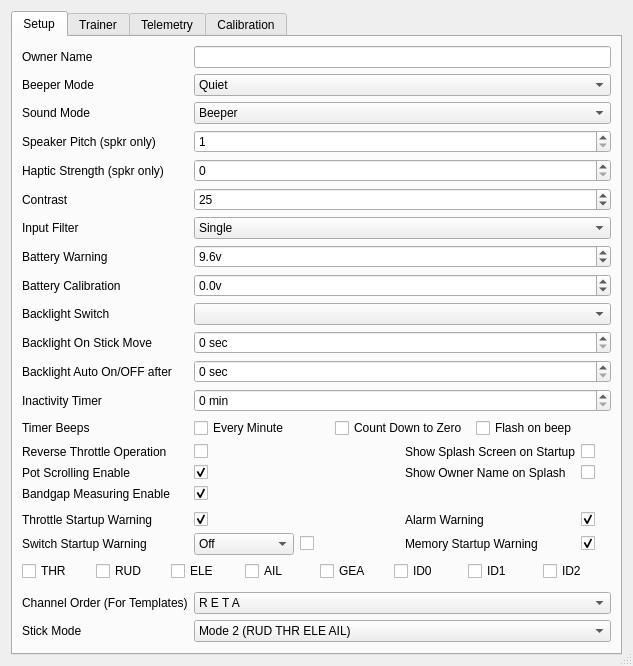
The window that src/generaledit.ui (roberto1903/companion9x) describes before a commit, drawn with Qt 5.
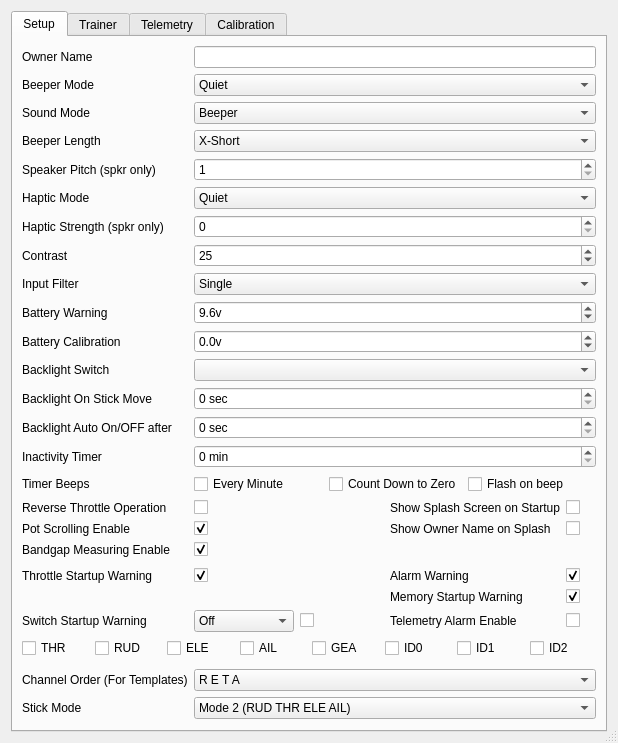
The same window after the commit. Icons and pictures are not drawn.

```diff
--- a/src/generaledit.ui
+++ b/src/generaledit.ui
@@ -6,8 +6,8 @@
    <rect>
     <x>0</x>
     <y>0</y>
-    <width>574</width>
-    <height>636</height>
+    <width>596</width>
+    <height>697</height>
    </rect>
   </property>
   <property name="windowTitle">
@@ -41,6 +41,27 @@
        <string>Setup</string>
       </attribute>
       <layout class="QGridLayout" name="gridLayout">
+       <item row="22" column="0">
+        <widget class="QLabel" name="label_10">
+         <property name="text">
+          <string>Switch Startup Warning</string>
+         </property>
+        </widget>
+       </item>
+       <item row="22" column="4">
+        <widget class="QCheckBox" name="telalarmsChkB">
+         <property name="text">
+          <string/>
+         </property>
+        </widget>
+       </item>
+       <item row="22" column="3">
+        <widget class="QLabel" name="label_telalarms">
+         <property name="text">
+          <string>Telemetry Alarm Enable</string>
+         </property>
+        </widget>
+       </item>
        <item row="0" column="0">
         <widget class="QLabel" name="label_ownerName">
          <property name="toolTip">
@@ -135,14 +156,14 @@
          </item>
         </widget>
        </item>
-       <item row="3" column="0">
+       <item row="4" column="0">
         <widget class="QLabel" name="label_speakerPitch">
          <property name="text">
           <string>Speaker Pitch (spkr only)</string>
          </property>
         </widget>
        </item>
-       <item row="3" column="1" colspan="4">
+       <item row="4" column="1" colspan="4">
         <widget class="QSpinBox" name="speakerPitchSB">
          <property name="toolTip">
           <string/>
@@ -169,21 +190,21 @@
          </property>
         </widget>
        </item>
-       <item row="4" column="0">
+       <item row="6" column="0">
         <widget class="QLabel" name="label_hapticStrengthSB">
          <property name="text">
           <string>Haptic Strength (spkr only)</string>
          </property>
         </widget>
        </item>
-       <item row="4" column="1" colspan="4">
+       <item row="6" column="1" colspan="4">
         <widget class="QSpinBox" name="hapticStrengthSB">
          <property name="maximum">
           <number>5</number>
          </property>
         </widget>
        </item>
-       <item row="5" column="0">
+       <item row="7" column="0">
         <widget class="QLabel" name="label">
          <property name="toolTip">
           <string extracomment="Screen Contrast [20-45]"/>
@@ -193,7 +214,7 @@
          </property>
         </widget>
        </item>
-       <item row="5" column="1" colspan="4">
+       <item row="7" column="1" colspan="4">
         <widget class="QSpinBox" name="contrastSB">
          <property name="toolTip">
           <string/>
@@ -220,14 +241,27 @@
          </property>
         </widget>
        </item>
-       <item row="6" column="0">
+       <item row="8" column="0">
         <widget class="QLabel" name="label_8">
          <property name="text">
           <string>Input Filter</string>
          </property>
         </widget>
        </item>
-       <item row="6" column="1" colspan="4">
+       <item row="16" column="1">
+        <widget class="QCheckBox" name="thrrevChkB">
+         <property name="whatsThis">
+          <string>Reverse throttle operation.
+If this is checked the throttle will be reversed.  Idle will be forward, trim will also be reversed and the throttle warning will be reversed as well.
+
+</string>
+         </property>
+         <property name="text">
+          <string/>
+         </property>
+        </widget>
+       </item>
+       <item row="8" column="1" colspan="4">
         <widget class="QComboBox" name="inputfilterCB">
          <item>
           <property name="text">
@@ -246,7 +280,7 @@
          </item>
         </widget>
        </item>
-       <item row="7" column="0">
+       <item row="9" column="0">
         <widget class="QLabel" name="label_2">
          <property name="toolTip">
           <string extracomment="Low Battery Voltage warning [5v-10v]"/>
@@ -256,7 +290,7 @@
          </property>
         </widget>
        </item>
-       <item row="7" column="1" colspan="4">
+       <item row="9" column="1" colspan="4">
         <widget class="QDoubleSpinBox" name="battwarningDSB">
          <property name="toolTip">
           <string/>
@@ -293,14 +327,44 @@
          </property>
         </widget>
        </item>
-       <item row="8" column="0">
+       <item row="17" column="1">
+        <widget class="QCheckBox" name="PotScrollEnableChkB">
+         <property name="whatsThis">
+          <string>&lt;!DOCTYPE HTML PUBLIC &quot;-//W3C//DTD HTML 4.0//EN&quot; &quot;http://www.w3.org/TR/REC-html40/strict.dtd&quot;&gt;
+&lt;html&gt;&lt;head&gt;&lt;meta name=&quot;qrichtext&quot; content=&quot;1&quot; /&gt;&lt;style type=&quot;text/css&quot;&gt;
+p, li { white-space: pre-wrap; }
+&lt;/style&gt;&lt;/head&gt;&lt;body style=&quot; font-family:'MS Shell Dlg 2'; font-size:8.25pt; font-weight:400; font-style:normal;&quot;&gt;
+&lt;p style=&quot; margin-top:0px; margin-bottom:0px; margin-left:0px; margin-right:0px; -qt-block-indent:0; text-indent:0px;&quot;&gt;&lt;span style=&quot; text-decoration: underline;&quot;&gt;Warnings&lt;/span&gt;&lt;/p&gt;
+&lt;p style=&quot;-qt-paragraph-type:empty; margin-top:0px; margin-bottom:0px; margin-left:0px; margin-right:0px; -qt-block-indent:0; text-indent:0px;&quot;&gt;&lt;/p&gt;
+&lt;p style=&quot; margin-top:0px; margin-bottom:0px; margin-left:0px; margin-right:0px; -qt-block-indent:0; text-indent:0px;&quot;&gt;These will define startup warnings.&lt;/p&gt;
+&lt;p style=&quot; margin-top:0px; margin-bottom:0px; margin-left:0px; margin-right:0px; -qt-block-indent:0; text-indent:0px;&quot;&gt;Throttle warning - will alert if the throttle is not at idle during startup&lt;/p&gt;
+&lt;p style=&quot; margin-top:0px; margin-bottom:0px; margin-left:0px; margin-right:0px; -qt-block-indent:0; text-indent:0px;&quot;&gt;Switch warning - will alert if switches are not in their defaul position&lt;/p&gt;
+&lt;p style=&quot; margin-top:0px; margin-bottom:0px; margin-left:0px; margin-right:0px; -qt-block-indent:0; text-indent:0px;&quot;&gt;Memory warning - will alert if there's not a lot of memory left&lt;/p&gt;
+&lt;p style=&quot; margin-top:0px; margin-bottom:0px; margin-left:0px; margin-right:0px; -qt-block-indent:0; text-indent:0px;&quot;&gt;Silent mode warning - will alert you if the beeper is set to quiet (0)&lt;/p&gt;&lt;/body&gt;&lt;/html&gt;</string>
+         </property>
+         <property name="text">
+          <string/>
+         </property>
+         <property name="checked">
+          <bool>true</bool>
+         </property>
+        </widget>
+       </item>
+       <item row="17" column="3">
+        <widget class="QLabel" name="label_hideOwnerName">
+         <property name="text">
+          <string>Show Owner Name on Splash</string>
+         </property>
+        </widget>
+       </item>
+       <item row="10" column="0">
         <widget class="QLabel" name="label_3">
          <property name="text">
           <string>Battery Calibration</string>
          </property>
         </widget>
        </item>
-       <item row="8" column="1" colspan="4">
+       <item row="10" column="1" colspan="4">
         <widget class="QDoubleSpinBox" name="battcalibDSB">
          <property name="toolTip">
           <string/>
@@ -332,14 +396,14 @@
          </property>
         </widget>
        </item>
-       <item row="9" column="0">
+       <item row="11" column="0">
         <widget class="QLabel" name="label_4">
          <property name="text">
           <string>Backlight Switch</string>
          </property>
         </widget>
        </item>
-       <item row="9" column="1" colspan="4">
+       <item row="11" column="1" colspan="4">
         <widget class="QComboBox" name="backlightswCB">
          <property name="toolTip">
           <string/>
@@ -357,14 +421,14 @@
          </property>
         </widget>
        </item>
-       <item row="10" column="0">
+       <item row="12" column="0">
         <widget class="QLabel" name="label_blOnStickMove">
          <property name="text">
           <string>Backlight On Stick Move</string>
          </property>
         </widget>
        </item>
-       <item row="10" column="1" colspan="4">
+       <item row="12" column="1" colspan="4">
         <widget class="QSpinBox" name="blOnStickMoveSB">
          <property name="suffix">
           <string> sec</string>
@@ -377,14 +441,14 @@
          </property>
         </widget>
        </item>
-       <item row="11" column="0">
+       <item row="13" column="0">
         <widget class="QLabel" name="label_5">
          <property name="text">
           <string>Backlight Auto On/OFF after</string>
          </property>
         </widget>
        </item>
-       <item row="11" column="1" colspan="4">
+       <item row="13" column="1" colspan="4">
         <widget class="QSpinBox" name="backlightautoSB">
          <property name="toolTip">
           <string/>
@@ -406,14 +470,14 @@
          </property>
         </widget>
        </item>
-       <item row="12" column="0">
+       <item row="14" column="0">
         <widget class="QLabel" name="label_6">
          <property name="text">
           <string>Inactivity Timer</string>
          </property>
         </widget>
        </item>
-       <item row="12" column="1" colspan="4">
+       <item row="14" column="1" colspan="4">
         <widget class="QSpinBox" name="inactimerSB">
          <property name="toolTip">
           <string/>
@@ -432,14 +496,14 @@
          </property>
         </widget>
        </item>
-       <item row="13" column="0">
+       <item row="15" column="0">
         <widget class="QLabel" name="label_28">
          <property name="text">
           <string>Timer Beeps</string>
          </property>
         </widget>
        </item>
-       <item row="13" column="1" colspan="4">
+       <item row="15" column="1" colspan="4">
         <layout class="QHBoxLayout" name="horizontalLayout">
          <item>
           <widget class="QCheckBox" name="beepMinuteChkB">
@@ -481,34 +545,21 @@
          </item>
         </layout>
        </item>
-       <item row="14" column="0">
+       <item row="16" column="0">
         <widget class="QLabel" name="label_7">
          <property name="text">
           <string>Reverse Throttle Operation</string>
          </property>
         </widget>
        </item>
-       <item row="14" column="1">
-        <widget class="QCheckBox" name="thrrevChkB">
-         <property name="whatsThis">
-          <string>Reverse throttle operation.
-If this is checked the throttle will be reversed.  Idle will be forward, trim will also be reversed and the throttle warning will be reversed as well.
-
-</string>
-         </property>
-         <property name="text">
-          <string/>
-         </property>
-        </widget>
-       </item>
-       <item row="14" column="3">
+       <item row="16" column="3">
         <widget class="QLabel" name="label_29">
          <property name="text">
           <string>Show Splash Screen on Startup</string>
          </property>
         </widget>
        </item>
-       <item row="14" column="4">
+       <item row="16" column="4">
         <widget class="QCheckBox" name="splashScreenChkB">
          <property name="maximumSize">
           <size>
@@ -527,44 +578,14 @@
          </property>
         </widget>
        </item>
-       <item row="15" column="0">
+       <item row="17" column="0">
         <widget class="QLabel" name="label_PotScrollEnable">
          <property name="text">
           <string>Pot Scrolling Enable</string>
          </property>
         </widget>
        </item>
-       <item row="15" column="1">
-        <widget class="QCheckBox" name="PotScrollEnableChkB">
-         <property name="whatsThis">
-          <string>&lt;!DOCTYPE HTML PUBLIC &quot;-//W3C//DTD HTML 4.0//EN&quot; &quot;http://www.w3.org/TR/REC-html40/strict.dtd&quot;&gt;
-&lt;html&gt;&lt;head&gt;&lt;meta name=&quot;qrichtext&quot; content=&quot;1&quot; /&gt;&lt;style type=&quot;text/css&quot;&gt;
-p, li { white-space: pre-wrap; }
-&lt;/style&gt;&lt;/head&gt;&lt;body style=&quot; font-family:'MS Shell Dlg 2'; font-size:8.25pt; font-weight:400; font-style:normal;&quot;&gt;
-&lt;p style=&quot; margin-top:0px; margin-bottom:0px; margin-left:0px; margin-right:0px; -qt-block-indent:0; text-indent:0px;&quot;&gt;&lt;span style=&quot; text-decoration: underline;&quot;&gt;Warnings&lt;/span&gt;&lt;/p&gt;
-&lt;p style=&quot;-qt-paragraph-type:empty; margin-top:0px; margin-bottom:0px; margin-left:0px; margin-right:0px; -qt-block-indent:0; text-indent:0px;&quot;&gt;&lt;/p&gt;
-&lt;p style=&quot; margin-top:0px; margin-bottom:0px; margin-left:0px; margin-right:0px; -qt-block-indent:0; text-indent:0px;&quot;&gt;These will define startup warnings.&lt;/p&gt;
-&lt;p style=&quot; margin-top:0px; margin-bottom:0px; margin-left:0px; margin-right:0px; -qt-block-indent:0; text-indent:0px;&quot;&gt;Throttle warning - will alert if the throttle is not at idle during startup&lt;/p&gt;
-&lt;p style=&quot; margin-top:0px; margin-bottom:0px; margin-left:0px; margin-right:0px; -qt-block-indent:0; text-indent:0px;&quot;&gt;Switch warning - will alert if switches are not in their defaul position&lt;/p&gt;
-&lt;p style=&quot; margin-top:0px; margin-bottom:0px; margin-left:0px; margin-right:0px; -qt-block-indent:0; text-indent:0px;&quot;&gt;Memory warning - will alert if there's not a lot of memory left&lt;/p&gt;
-&lt;p style=&quot; margin-top:0px; margin-bottom:0px; margin-left:0px; margin-right:0px; -qt-block-indent:0; text-indent:0px;&quot;&gt;Silent mode warning - will alert you if the beeper is set to quiet (0)&lt;/p&gt;&lt;/body&gt;&lt;/html&gt;</string>
-         </property>
-         <property name="text">
-          <string/>
-         </property>
-         <property name="checked">
-          <bool>true</bool>
-         </property>
-        </widget>
-       </item>
-       <item row="15" column="3">
-        <widget class="QLabel" name="label_hideOwnerName">
-         <property name="text">
-          <string>Show Owner Name on Splash</string>
-         </property>
-        </widget>
-       </item>
-       <item row="15" column="4">
+       <item row="17" column="4">
         <widget class="QCheckBox" name="hideNameOnSplashChkB">
          <property name="maximumSize">
           <size>
@@ -577,14 +598,14 @@
          </property>
         </widget>
        </item>
-       <item row="16" column="0">
+       <item row="18" column="0">
         <widget class="QLabel" name="label_BandGapEnable">
          <property name="text">
           <string>Bandgap Measuring Enable</string>
          </property>
         </widget>
        </item>
-       <item row="16" column="1">
+       <item row="18" column="1">
         <widget class="QCheckBox" name="BandGapEnableChkB">
          <property name="whatsThis">
           <string>&lt;!DOCTYPE HTML PUBLIC &quot;-//W3C//DTD HTML 4.0//EN&quot; &quot;http://www.w3.org/TR/REC-html40/strict.dtd&quot;&gt;
@@ -607,14 +628,14 @@
          </property>
         </widget>
        </item>
-       <item row="18" column="0">
+       <item row="20" column="0">
         <widget class="QLabel" name="label_9">
          <property name="text">
           <string>Throttle Startup Warning</string>
          </property>
         </widget>
        </item>
-       <item row="17" column="1" colspan="2">
+       <item row="19" column="1" colspan="2">
         <spacer name="horizontalSpacer">
          <property name="orientation">
           <enum>Qt::Horizontal</enum>
@@ -627,14 +648,7 @@
          </property>
         </spacer>
        </item>
-       <item row="18" column="3">
-        <widget class="QLabel" name="label_27">
-         <property name="text">
-          <string>Alarm Warning</string>
-         </property>
-        </widget>
-       </item>
-       <item row="18" column="4">
+       <item row="20" column="4">
         <widget class="QCheckBox" name="alarmwarnChkB">
          <property name="maximumSize">
           <size>
@@ -663,7 +677,7 @@
          </property>
         </widget>
        </item>
-       <item row="18" column="1">
+       <item row="20" column="1">
         <widget class="QCheckBox" name="thrwarnChkB">
          <property name="whatsThis">
           <string>&lt;!DOCTYPE HTML PUBLIC &quot;-//W3C//DTD HTML 4.0//EN&quot; &quot;http://www.w3.org/TR/REC-html40/strict.dtd&quot;&gt;
@@ -689,76 +703,27 @@
          </property>
         </widget>
        </item>
-       <item row="19" column="0">
-        <widget class="QLabel" name="label_10">
-         <property name="text">
-          <string>Switch Startup Warning</string>
-         </property>
-        </widget>
-       </item>
-       <item row="19" column="1" colspan="2">
-        <layout class="QHBoxLayout" name="horizontalLayout_4">
-         <item>
-          <widget class="QComboBox" name="swtchWarnCB">
-           <property name="sizePolicy">
-            <sizepolicy hsizetype="Minimum" vsizetype="Fixed">
-             <horstretch>0</horstretch>
-             <verstretch>0</verstretch>
-            </sizepolicy>
-           </property>
-           <property name="maximumSize">
-            <size>
-             <width>100</width>
-             <height>16777215</height>
-            </size>
-           </property>
-           <item>
-            <property name="text">
-             <string>Off</string>
-            </property>
-           </item>
-           <item>
-            <property name="text">
-             <string>Switches Up</string>
-            </property>
-           </item>
-           <item>
-            <property name="text">
-             <string>Switches Down</string>
-            </property>
-           </item>
-          </widget>
-         </item>
-         <item>
-          <widget class="QCheckBox" name="swtchWarnChkB">
-           <property name="text">
-            <string/>
-           </property>
-          </widget>
-         </item>
-         <item>
-          <spacer name="horizontalSpacer_3">
-           <property name="orientation">
-            <enum>Qt::Horizontal</enum>
-           </property>
-           <property name="sizeHint" stdset="0">
-            <size>
-             <width>40</width>
-             <height>20</height>
-            </size>
-           </property>
-          </spacer>
-         </item>
-        </layout>
-       </item>
-       <item row="19" column="3">
+       <item row="21" column="3">
         <widget class="QLabel" name="label_11">
          <property name="text">
           <string>Memory Startup Warning</string>
          </property>
         </widget>
        </item>
-       <item row="19" column="4">
+       <item row="28" column="2" colspan="3">
+        <spacer name="verticalSpacer_2">
+         <property name="orientation">
+          <enum>Qt::Vertical</enum>
+         </property>
+         <property name="sizeHint" stdset="0">
+          <size>
+           <width>334</width>
+           <height>6</height>
+          </size>
+         </property>
+        </spacer>
+       </item>
+       <item row="21" column="4">
         <widget class="QCheckBox" name="memwarnChkB">
          <property name="maximumSize">
           <size>
@@ -787,7 +752,7 @@
          </property>
         </widget>
        </item>
-       <item row="20" column="0" colspan="5">
+       <item row="24" column="0" colspan="5">
         <layout class="QHBoxLayout" name="switchMaskLayout">
          <item>
           <widget class="QCheckBox" name="swTHRChkB">
@@ -847,14 +812,14 @@
          </item>
         </layout>
        </item>
-       <item row="22" column="0">
+       <item row="26" column="0">
         <widget class="QLabel" name="label_13">
          <property name="text">
           <string>Channel Order (For Templates)</string>
          </property>
         </widget>
        </item>
-       <item row="21" column="1" colspan="2">
+       <item row="25" column="1" colspan="2">
         <spacer name="horizontalSpacer_2">
          <property name="orientation">
           <enum>Qt::Horizontal</enum>
@@ -867,7 +832,7 @@
          </property>
         </spacer>
        </item>
-       <item row="22" column="1" colspan="4">
+       <item row="26" column="1" colspan="4">
         <widget class="QComboBox" name="channelorderCB">
          <property name="toolTip">
           <string/>
@@ -1005,14 +970,14 @@
          </item>
         </widget>
        </item>
-       <item row="23" column="0">
+       <item row="27" column="0">
         <widget class="QLabel" name="label_14">
          <property name="text">
           <string>Stick Mode</string>
          </property>
         </widget>
        </item>
-       <item row="23" column="1" colspan="4">
+       <item row="27" column="1" colspan="4">
         <widget class="QComboBox" name="stickmodeCB">
          <property name="toolTip">
           <string/>
@@ -1066,18 +1031,134 @@
          </item>
         </widget>
        </item>
-       <item row="24" column="2" colspan="3">
-        <spacer name="verticalSpacer_2">
-         <property name="orientation">
-          <enum>Qt::Vertical</enum>
+       <item row="3" column="0">
+        <widget class="QLabel" name="label_beeperlen">
+         <property name="text">
+          <string>Beeper Length</string>
          </property>
-         <property name="sizeHint" stdset="0">
-          <size>
-           <width>334</width>
-           <height>6</height>
-          </size>
+        </widget>
+       </item>
+       <item row="3" column="1" colspan="4">
+        <widget class="QComboBox" name="beeperlenCB">
+         <item>
+          <property name="text">
+           <string>X-Short</string>
+          </property>
+         </item>
+         <item>
+          <property name="text">
+           <string>Short</string>
+          </property>
+         </item>
+         <item>
+          <property name="text">
+           <string>Normal</string>
+          </property>
+         </item>
+         <item>
+          <property name="text">
+           <string>Long</string>
+          </property>
+         </item>
+         <item>
+          <property name="text">
+           <string>X-Long</string>
+          </property>
+         </item>
+        </widget>
+       </item>
+       <item row="20" column="3">
+        <widget class="QLabel" name="label_27">
+         <property name="text">
+          <string>Alarm Warning</string>
          </property>
-        </spacer>
+        </widget>
+       </item>
+       <item row="22" column="1" colspan="2">
+        <layout class="QHBoxLayout" name="horizontalLayout_4">
+         <item>
+          <widget class="QComboBox" name="swtchWarnCB">
+           <property name="sizePolicy">
+            <sizepolicy hsizetype="Minimum" vsizetype="Fixed">
+             <horstretch>0</horstretch>
+             <verstretch>0</verstretch>
+            </sizepolicy>
+           </property>
+           <property name="maximumSize">
+            <size>
+             <width>100</width>
+             <height>16777215</height>
+            </size>
+           </property>
+           <item>
+            <property name="text">
+             <string>Off</string>
+            </property>
+           </item>
+           <item>
+            <property name="text">
+             <string>Switches Up</string>
+            </property>
+           </item>
+           <item>
+            <property name="text">
+             <string>Switches Down</string>
+            </property>
+           </item>
+          </widget>
+         </item>
+         <item>
+          <widget class="QCheckBox" name="swtchWarnChkB">
+           <property name="text">
+            <string/>
+           </property>
+          </widget>
+         </item>
+         <item>
+          <spacer name="horizontalSpacer_3">
+           <property name="orientation">
+            <enum>Qt::Horizontal</enum>
+           </property>
+           <property name="sizeHint" stdset="0">
+            <size>
+             <width>40</width>
+             <height>20</height>
+            </size>
+           </property>
+          </spacer>
+         </item>
+        </layout>
+       </item>
+       <item row="5" column="0">
+        <widget class="QLabel" name="label_hapticmode">
+         <property name="text">
+          <string>Haptic Mode</string>
+         </property>
+        </widget>
+       </item>
+       <item row="5" column="1" colspan="4">
+        <widget class="QComboBox" name="hapticmodeCB">
+         <item>
+          <property name="text">
+           <string>Quiet</string>
+          </property>
+         </item>
+         <item>
+          <property name="text">
+           <string>Only Alarms</string>
+          </property>
+         </item>
+         <item>
+          <property name="text">
+           <string>No Keys</string>
+          </property>
+         </item>
+         <item>
+          <property name="text">
+           <string>All</string>
+          </property>
+         </item>
+        </widget>
        </item>
       </layout>
      </widget>
```
